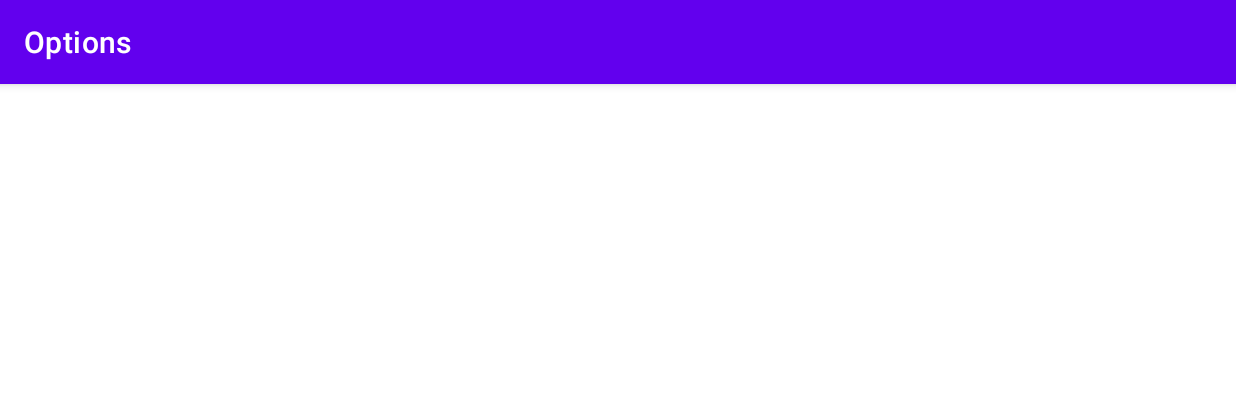
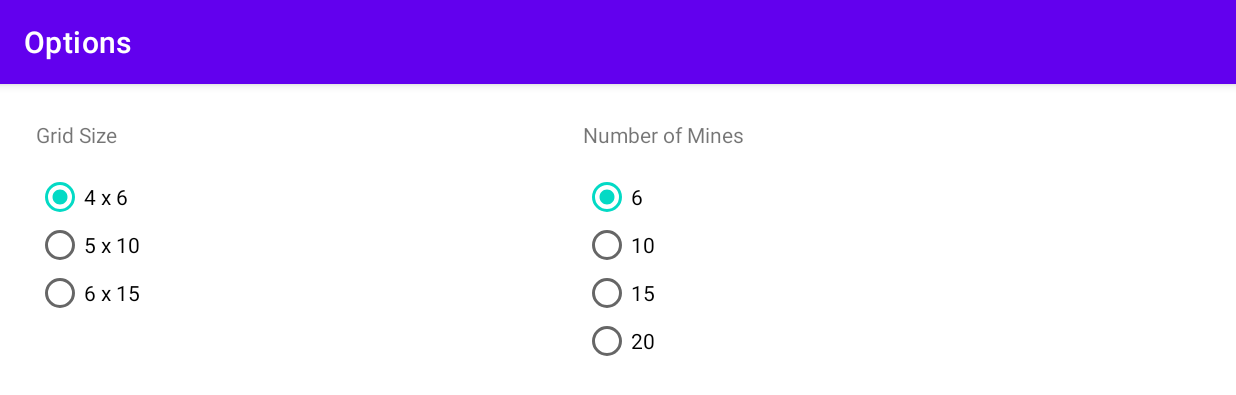
Before and after one commit to Maiquey/Sweepminer, an Android app: the MainMenu screen opened directly, with no data from a screen before it, after a tap on "OPTIONS", on a phone screen of 824 x 412 dp (held sideways). Shown: the top 395 px of the screen. Run offline under Robolectric (Android 15) with nearby library versions, the phone set to English and light mode, and no system bars; our stand-ins replace navigation-ui.

Commit message:
Implement Options Activity.
Implement Radio button selection for grid dimensions and number of mines in game. Settings are saved through SharedPreferences and settings are updated in Main Menu activity.

```diff
--- a/app/src/main/java/ca/cmpt276/as3/MainMenu.java
+++ b/app/src/main/java/ca/cmpt276/as3/MainMenu.java
@@ -19,11 +19,19 @@ import androidx.navigation.ui.AppBarConfiguration;
 import androidx.navigation.ui.NavigationUI;
 
 import ca.cmpt276.as3.databinding.ActivityMainMenuBinding;
+import ca.cmpt276.as3.model.OptionsData;
 
 public class MainMenu extends AppCompatActivity {
 
+    private static final int OPTION_1_ROWS = 4;
+    private static final int OPTION_1_COLS = 6;
+    private static final int OPTION_2_ROWS = 5;
+    private static final int OPTION_2_COLS = 10;
+    private static final int OPTION_3_ROWS = 6;
+    private static final int OPTION_3_COLS = 15;
     private AppBarConfiguration appBarConfiguration;
     private ActivityMainMenuBinding binding;
+    private OptionsData optionsData;
 
     public static Intent makeIntent(Context context){
         Intent intent = new Intent(context, MainMenu.class);
@@ -39,7 +47,11 @@ public class MainMenu extends AppCompatActivity {
 
         setSupportActionBar(binding.toolbar);
 
+        optionsData = OptionsData.getInstance();
+
         setUpNavButtons();
+
+        updateGameSettings();
     }
 
     private void setUpNavButtons() {
@@ -73,6 +85,40 @@ public class MainMenu extends AppCompatActivity {
         });
     }
 
+    private void updateGameSettings() {
+        String dimensions = Options.getDimensions(this);
+        int mines = Options.getMines(this);
+        updateDimensions(dimensions);
+        updateMines(mines);
+    }
+
+    private void updateDimensions(String dimensions) {
+        switch (dimensions){
+            case "4 x 6":
+                optionsData.setRows(OPTION_1_ROWS);
+                optionsData.setColumns(OPTION_1_COLS);
+                break;
+            case "5 x 10":
+                optionsData.setRows(OPTION_2_ROWS);
+                optionsData.setColumns(OPTION_2_COLS);
+                break;
+            case "6 x 15":
+                optionsData.setRows(OPTION_3_ROWS);
+                optionsData.setColumns(OPTION_3_COLS);
+                break;
+        }
+    }
+
+    private void updateMines(int mines) {
+        optionsData.setNumOfMines(mines);
+    }
+
+    @Override
+    protected void onResume() {
+        updateGameSettings();
+        super.onResume();
+    }
+
     @Override
     public void onBackPressed() {
         //super.onBackPressed();
--- a/app/src/main/java/ca/cmpt276/as3/Options.java
+++ b/app/src/main/java/ca/cmpt276/as3/Options.java
@@ -2,18 +2,17 @@ package ca.cmpt276.as3;
 
 import android.content.Context;
 import android.content.Intent;
+import android.content.SharedPreferences;
 import android.os.Bundle;
-
-import com.google.android.material.snackbar.Snackbar;
 
 import androidx.appcompat.app.AppCompatActivity;
 
 import android.view.View;
+import android.widget.RadioButton;
+import android.widget.RadioGroup;
+import android.widget.Toast;
 
-import androidx.navigation.NavController;
-import androidx.navigation.Navigation;
 import androidx.navigation.ui.AppBarConfiguration;
-import androidx.navigation.ui.NavigationUI;
 
 import ca.cmpt276.as3.databinding.ActivityOptionsBinding;
 
@@ -36,8 +35,100 @@ public class Options extends AppCompatActivity {
 
         setSupportActionBar(binding.toolbar);
 
+        createGridOptionButtons();
+        createMineOptionButtons();
 
-
+        String savedValue = getDimensions(this);
+        Toast.makeText(this, "saved value: " + savedValue, Toast.LENGTH_SHORT).show();
     }
 
+    private void createGridOptionButtons() {
+        RadioGroup group = (RadioGroup) findViewById(R.id.radio_group_grid_size);
+
+        String[] gridOptions = getResources().getStringArray(R.array.grid_dimensions);
+        //create the buttons
+        for (int i = 0; i < gridOptions.length; i++){
+            String dimensions = gridOptions[i];
+
+            RadioButton button = new RadioButton(this);
+            button.setText("" + dimensions);
+
+            //set on-click
+            button.setOnClickListener(new View.OnClickListener() {
+                @Override
+                public void onClick(View view) {
+                    Toast.makeText(Options.this, "you clicked " + dimensions, Toast.LENGTH_SHORT).show();
+
+                    saveDimensions(dimensions);
+                }
+            });
+
+            group.addView(button);
+
+            //select default button
+            if (dimensions.equals(getDimensions(this))){
+                button.setChecked(true);
+            }
+        }
+    }
+
+    private void saveDimensions(String dimensions) {
+        SharedPreferences prefs = this.getSharedPreferences("AppPrefs", MODE_PRIVATE);
+        SharedPreferences.Editor editor = prefs.edit();
+        editor.putString("Grid Dimensions", dimensions);
+        editor.apply();
+    }
+
+    static public String getDimensions(Context context){
+        SharedPreferences prefs = context.getSharedPreferences("AppPrefs", MODE_PRIVATE);
+
+        String defaultDimensions = context.getResources().getString(R.string.default_grid_dimensions);
+
+        return prefs.getString("Grid Dimensions", defaultDimensions);
+    }
+
+    private void createMineOptionButtons() {
+        RadioGroup group = (RadioGroup) findViewById(R.id.radio_group_mine_amount);
+
+        int[] mineOptions = getResources().getIntArray(R.array.mine_amounts);
+        //create the buttons
+        for (int i = 0; i < mineOptions.length; i++){
+            int mines = mineOptions[i];
+
+            RadioButton button = new RadioButton(this);
+            button.setText("" + mines);
+
+            //set on-click
+            button.setOnClickListener(new View.OnClickListener() {
+                @Override
+                public void onClick(View view) {
+                    Toast.makeText(Options.this, "you clicked " + mines, Toast.LENGTH_SHORT).show();
+
+                    saveMines(mines);
+                }
+            });
+
+            group.addView(button);
+
+            //select default button
+            if (mines == getMines(this)){
+                button.setChecked(true);
+            }
+        }
+    }
+
+    private void saveMines(int mines) {
+        SharedPreferences prefs = this.getSharedPreferences("AppPrefs", MODE_PRIVATE);
+        SharedPreferences.Editor editor = prefs.edit();
+        editor.putInt("Mine Amount", mines);
+        editor.apply();
+    }
+
+    static public int getMines(Context context){
+        SharedPreferences prefs = context.getSharedPreferences("AppPrefs", MODE_PRIVATE);
+
+        int defaultMines = context.getResources().getInteger(R.integer.default_mine_amount);
+
+        return prefs.getInt("Mine Amount", defaultMines);
+    }
 }
--- a/app/src/main/java/ca/cmpt276/as3/model/OptionsData.java
+++ b/app/src/main/java/ca/cmpt276/as3/model/OptionsData.java
@@ -3,6 +3,10 @@ package ca.cmpt276.as3.model;
 import ca.cmpt276.as3.Options;
 
 public class OptionsData {
+
+    private static final int DEFAULT_ROWS = 4;
+    private static final int DEFAULT_COLS = 6;
+    private static final int DEFAULT_NUM_MINES = 6;
     private int rows;
     private int columns;
     private int numOfMines;
@@ -10,9 +14,9 @@ public class OptionsData {
     private static OptionsData instance;
 
     private OptionsData(){
-        this.rows = 4;
-        this.columns = 6;
-        this.numOfMines = 6;
+        //this.rows = DEFAULT_ROWS;
+        //this.columns = DEFAULT_COLS;
+        //this.numOfMines = DEFAULT_NUM_MINES;
     }
 
     public static  OptionsData getInstance(){
@@ -33,4 +37,16 @@ public class OptionsData {
     public int getNumOfMines() {
         return numOfMines;
     }
+
+    public void setRows(int rows) {
+        this.rows = rows;
+    }
+
+    public void setColumns(int columns) {
+        this.columns = columns;
+    }
+
+    public void setNumOfMines(int numOfMines) {
+        this.numOfMines = numOfMines;
+    }
 }
--- a/app/src/main/res/layout/content_options.xml
+++ b/app/src/main/res/layout/content_options.xml
@@ -1,6 +1,7 @@
 <?xml version="1.0" encoding="utf-8"?>
 <androidx.constraintlayout.widget.ConstraintLayout xmlns:android="http://schemas.android.com/apk/res/android"
     xmlns:app="http://schemas.android.com/apk/res-auto"
+    xmlns:tools="http://schemas.android.com/tools"
     android:layout_width="match_parent"
     android:layout_height="match_parent"
     app:layout_behavior="@string/appbar_scrolling_view_behavior">
@@ -15,4 +16,47 @@
         app:layout_constraintLeft_toLeftOf="parent"
         app:layout_constraintRight_toRightOf="parent"
         app:layout_constraintTop_toTopOf="parent" />
+
+    <RadioGroup
+        android:id="@+id/radio_group_grid_size"
+        android:layout_width="wrap_content"
+        android:layout_height="wrap_content"
+        android:layout_marginTop="16dp"
+        app:layout_constraintStart_toStartOf="@+id/text_option_grid_size"
+        app:layout_constraintTop_toBottomOf="@+id/text_option_grid_size" />
+
+    <TextView
+        android:id="@+id/text_option_grid_size"
+        android:layout_width="wrap_content"
+        android:layout_height="wrap_content"
+        android:layout_marginStart="24dp"
+        android:layout_marginTop="24dp"
+        android:text="Grid Size"
+        app:layout_constraintStart_toStartOf="parent"
+        app:layout_constraintTop_toTopOf="parent" />
+
+    <androidx.constraintlayout.widget.Guideline
+        android:id="@+id/guideline3"
+        android:layout_width="wrap_content"
+        android:layout_height="wrap_content"
+        android:orientation="vertical"
+        app:layout_constraintGuide_begin="365dp" />
+
+    <TextView
+        android:id="@+id/text_option_num_mines"
+        android:layout_width="wrap_content"
+        android:layout_height="wrap_content"
+        android:layout_marginStart="24dp"
+        android:layout_marginTop="24dp"
+        android:text="Number of Mines"
+        app:layout_constraintStart_toStartOf="@+id/guideline3"
+        app:layout_constraintTop_toTopOf="parent" />
+
+    <RadioGroup
+        android:id="@+id/radio_group_mine_amount"
+        android:layout_width="wrap_content"
+        android:layout_height="wrap_content"
+        android:layout_marginTop="16dp"
+        app:layout_constraintStart_toStartOf="@+id/text_option_num_mines"
+        app:layout_constraintTop_toBottomOf="@+id/text_option_num_mines" />
 </androidx.constraintlayout.widget.ConstraintLayout>
--- /dev/null
+++ b/app/src/main/res/values/grid_size.xml
@@ -0,0 +1,11 @@
+<?xml version="1.0" encoding="utf-8"?>
+<resources>
+    <string-array name="grid_dimensions">
+        <item>"4 x 6"</item>
+        <item>"5 x 10"</item>
+        <item>"6 x 15"</item>
+    </string-array>
+
+    <string name="default_grid_dimensions">"4 x 6"</string>
+
+</resources>
--- /dev/null
+++ b/app/src/main/res/values/mine_amount.xml
@@ -0,0 +1,12 @@
+<?xml version="1.0" encoding="utf-8"?>
+<resources>
+
+    <integer-array name="mine_amounts">
+        <item>6</item>
+        <item>10</item>
+        <item>15</item>
+        <item>20</item>
+    </integer-array>
+
+    <integer name="default_mine_amount">6</integer>
+</resources>
```
